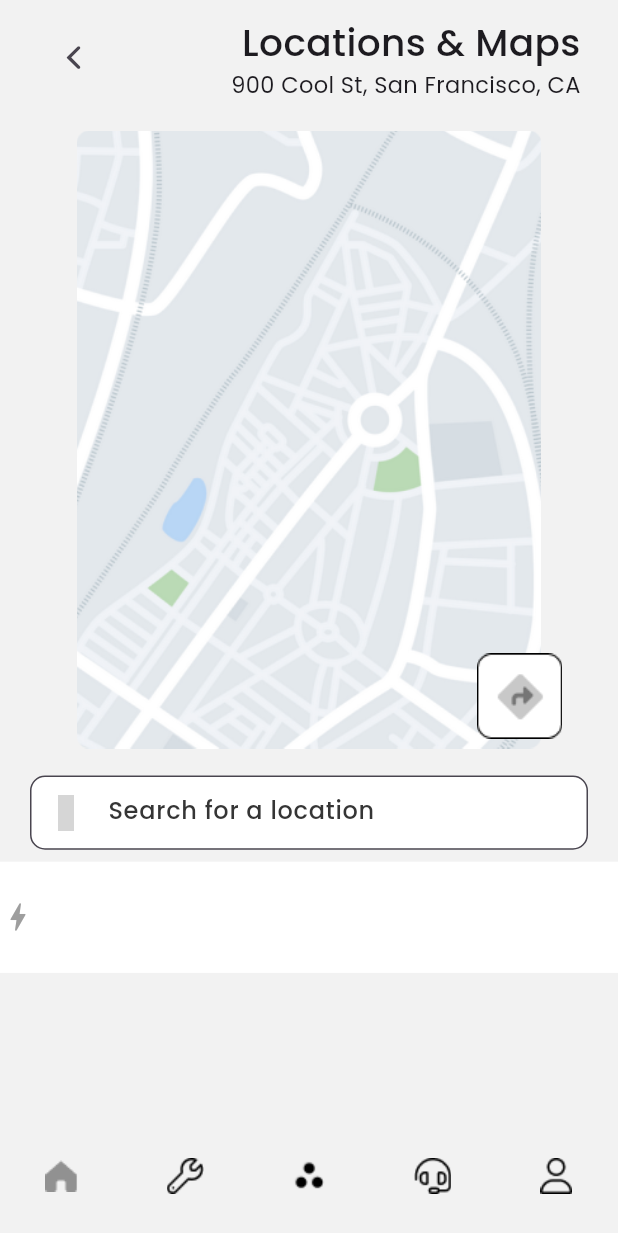
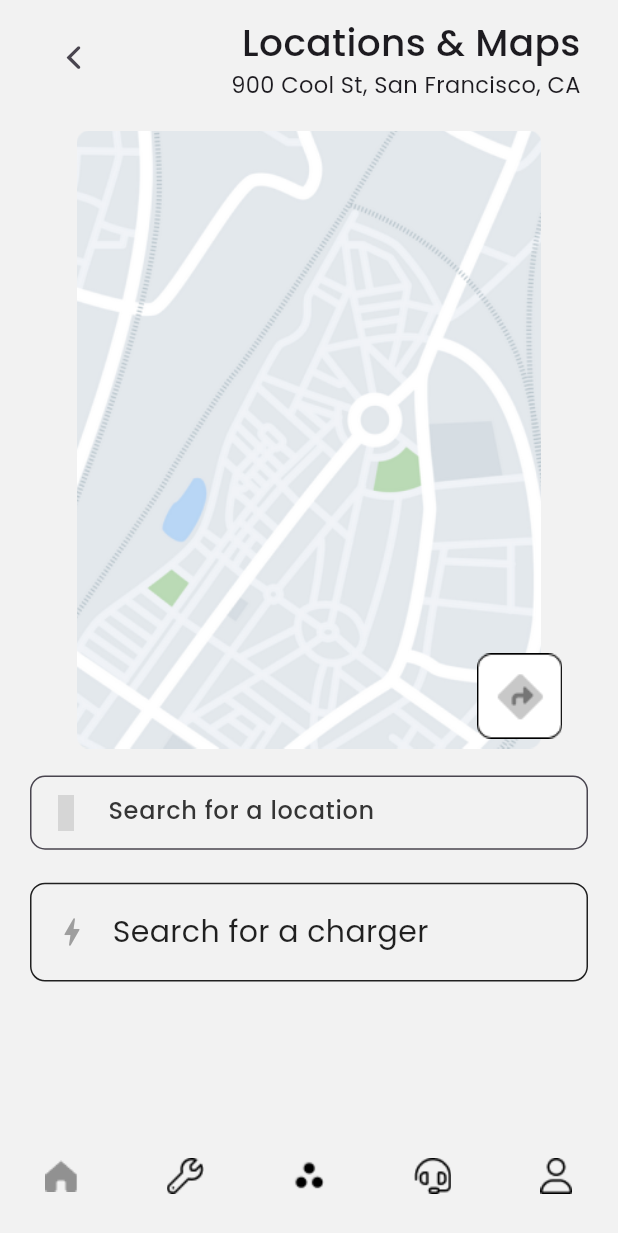
Before and after one commit to DivyankSisodia/EV_Car_Application, a Flutter app: the LocationsAndMap screen opened directly, on a phone screen of 412 x 824 dp. Shown: the top 1233 px of the screen. Run offline on Flutter 3.47's test engine with Material 3 defaults, Android fonts, the light colour scheme and no system bars; our stand-ins replace flutter_animate, flutter_riverpod, gap, google_fonts, iconsax; grey boxes are pictures that could not be loaded.

Commit message:
last finishing

```diff
--- a/lib/view/location_screen.dart
+++ b/lib/view/location_screen.dart
@@ -3,6 +3,7 @@
 import 'package:car_application/bottom_nav_bar.dart';
 import 'package:car_application/widget/right_headingtext.dart';
 import 'package:flutter/material.dart';
+import 'package:gap/gap.dart';
 import 'package:google_fonts/google_fonts.dart';
 import 'package:iconsax/iconsax.dart';
 
@@ -64,7 +65,7 @@ class LocationsAndMap extends StatelessWidget {
                         color: Color.fromARGB(255, 53, 53, 53),
                       ),
                       filled: true,
-                      fillColor: Colors.white,
+                      fillColor: const Color.fromARGB(255, 242, 242, 242),
                       border: OutlineInputBorder(
                           borderRadius: BorderRadius.circular(10),
                           borderSide: const BorderSide(
@@ -74,23 +75,46 @@ class LocationsAndMap extends StatelessWidget {
                   ),
                 ),
               ),
-              Container(
-                  height: MediaQuery.of(context).size.height * 0.09,
+              const Gap(6),
+              Padding(
+                padding:
+                    const EdgeInsets.symmetric(horizontal: 20.0, vertical: 8),
+                child: Container(
+                  height: MediaQuery.of(context).size.height * 0.08,
                   width: MediaQuery.of(context).size.width,
-                  color: Colors.white,
+                  decoration: BoxDecoration(
+                    color: const Color.fromARGB(255, 242, 242, 242),
+                    borderRadius: BorderRadius.circular(10),
+                    border: Border.all(
+                      color: Colors.black87,
+                    ),
+                  ),
                   child: Row(
                     children: [
-                      Icon(
-                        Icons.bolt_outlined,
-                        color: Colors.grey.shade500,
-                      )
+                      Padding(
+                        padding: const EdgeInsets.all(15.0),
+                        child: Icon(
+                          Icons.bolt_outlined,
+                          color: Colors.grey.shade500,
+                        ),
+                      ),
+                      Text(
+                        'Search for a charger',
+                        style: GoogleFonts.poppins(
+                          color: Colors.black87,
+                          fontSize: 20.0,
+                          fontWeight: FontWeight.w400,
+                        ),
+                      ),
                     ],
-                  ))
+                  ),
+                ),
+              ),
             ],
           ),
         ),
       ),
-      bottomNavigationBar: const BottomNavBar(currentIndex: 0),
+      bottomNavigationBar: const BottomNavBar(currentIndex: 1),
     );
   }
 }
```
